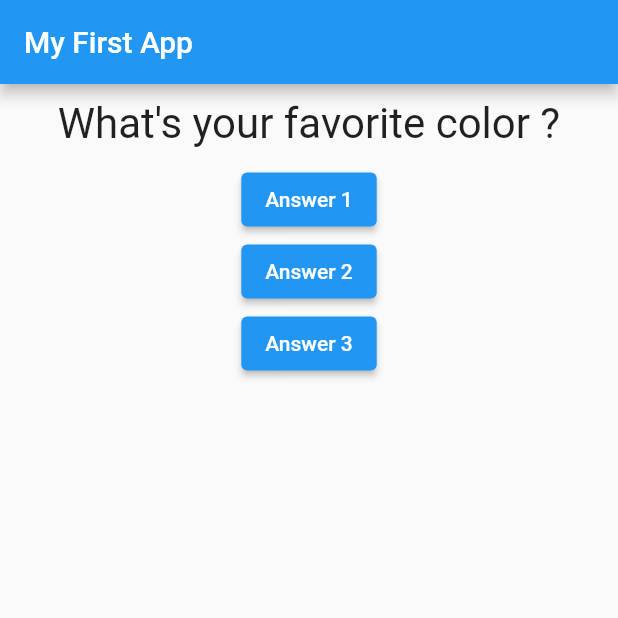
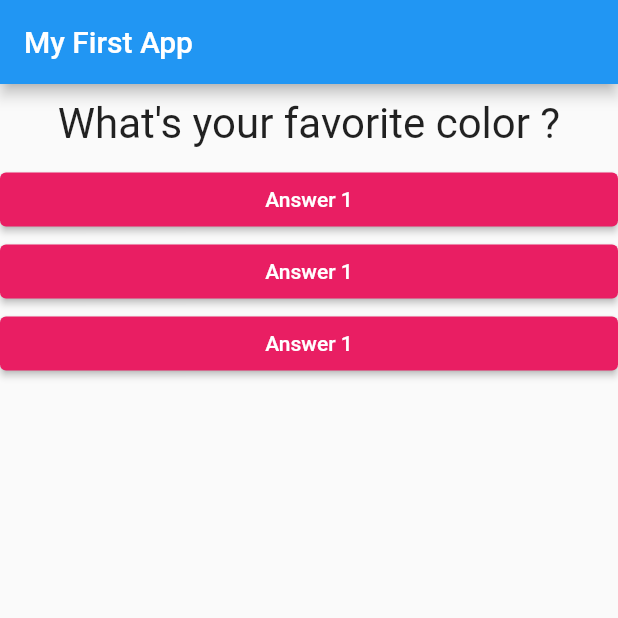
Before and after one commit to Tsenda-Djessy-Flavien/flutter_complete_guide, a Flutter app: the screen it shows after launch, on a phone screen of 412 x 824 dp, the top half of it. Run offline on Flutter 3.47's test engine with Material 2 defaults, Android fonts, the phone set to English and light mode, and no system bars.

```diff
--- /dev/null
+++ b/lib/answer.dart
@@ -0,0 +1,21 @@
+import 'package:flutter/material.dart';
+
+class Answer extends StatelessWidget {
+  final VoidCallback selectHandler; // we can used Function or VoidCallback
+
+  const Answer(this.selectHandler, {super.key});
+
+  @override
+  Widget build(BuildContext context) {
+    return SizedBox(
+      width: double.infinity,
+      child: ElevatedButton(
+        onPressed: selectHandler,
+        style: ElevatedButton.styleFrom(
+          backgroundColor: Colors.pink,
+        ),
+        child: const Text('Answer 1'),
+      ),
+    );
+  }
+}
--- a/lib/main.dart
+++ b/lib/main.dart
@@ -1,4 +1,5 @@
 import 'package:flutter/material.dart';
+import 'package:flutter_complete_guide/answer.dart';
 import 'package:flutter_complete_guide/question.dart';
 
 void main() => runApp(const MyApp());
@@ -41,20 +42,23 @@ class _MyAppState extends State<MyApp> {
             // Text(question[_questionIndex]),
             // Question(questions[_questionIndex]),
             Question(questionText: questions[_questionIndex]),
-            ElevatedButton(
-              onPressed: _answerQuestion,
-              child: const Text('Answer 1'),
-            ),
-            ElevatedButton(
-              onPressed: () {
-                print('Answer 2 chosen !');
-              },
-              child: const Text('Answer 2'),
-            ),
-            ElevatedButton(
-              onPressed: () => print('Answer 3 chosen !'),
-              child: const Text('Answer 3'),
-            ),
+            // ElevatedButton(
+            //   onPressed: _answerQuestion,
+            //   child: const Text('Answer 1'),
+            // ),
+            // ElevatedButton(
+            //   onPressed: () {
+            //     print('Answer 2 chosen !');
+            //   },
+            //   child: const Text('Answer 2'),
+            // ),
+            // ElevatedButton(
+            //   onPressed: () => print('Answer 3 chosen !'),
+            //   child: const Text('Answer 3'),
+            // ),
+            Answer(_answerQuestion),
+            Answer(_answerQuestion),
+            Answer(_answerQuestion),
           ],
         ),
       ),
```
